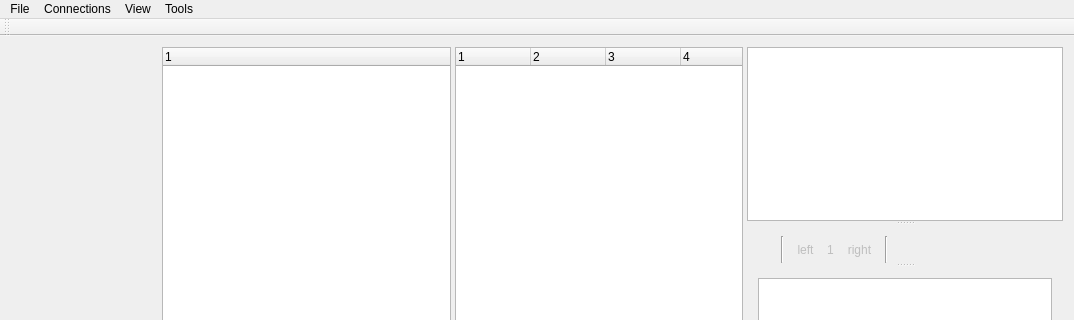
This is ODBC_Query/ODBC_Query.ui in Edder/odbc-query as Qt 5 draws it before an edit; both pictures show x 0 to 1074 and y 0 to 320 of the 1074 by 672 pixel window. The edited form follows.
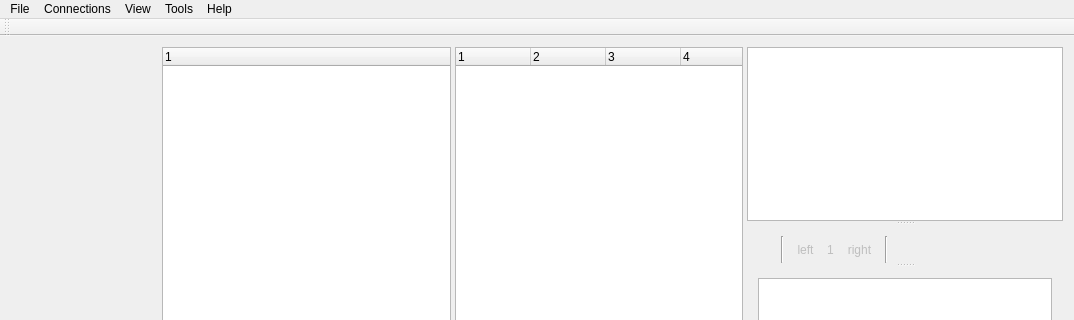
This is the edited form. Icons and pictures are not drawn. Custom widgets are drawn as their Qt base class.

Patch:
```diff
--- a/ODBC_Query/ODBC_Query.ui
+++ b/ODBC_Query/ODBC_Query.ui
@@ -462,10 +462,17 @@
     </property>
     <addaction name="OptionsAction"/>
    </widget>
+   <widget class="QMenu" name="HelpMenu">
+    <property name="title">
+     <string>Help</string>
+    </property>
+    <addaction name="AboutAction"/>
+   </widget>
    <addaction name="FileMenu"/>
    <addaction name="ConnectionsMenu"/>
    <addaction name="ViewMenu"/>
    <addaction name="ToolsMenu"/>
+   <addaction name="HelpMenu"/>
   </widget>
   <widget class="QStatusBar" name="StatusBar">
    <property name="sizeGripEnabled">
```
Left out of the diff: 13 changed lines with no effect on the pictures.
